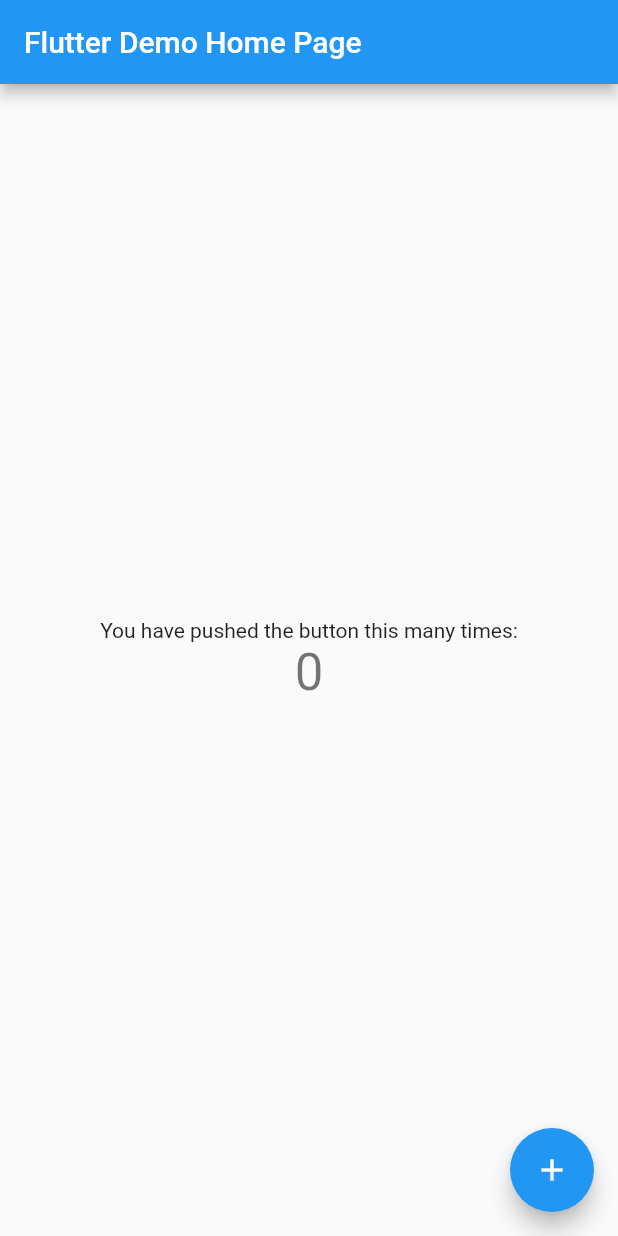
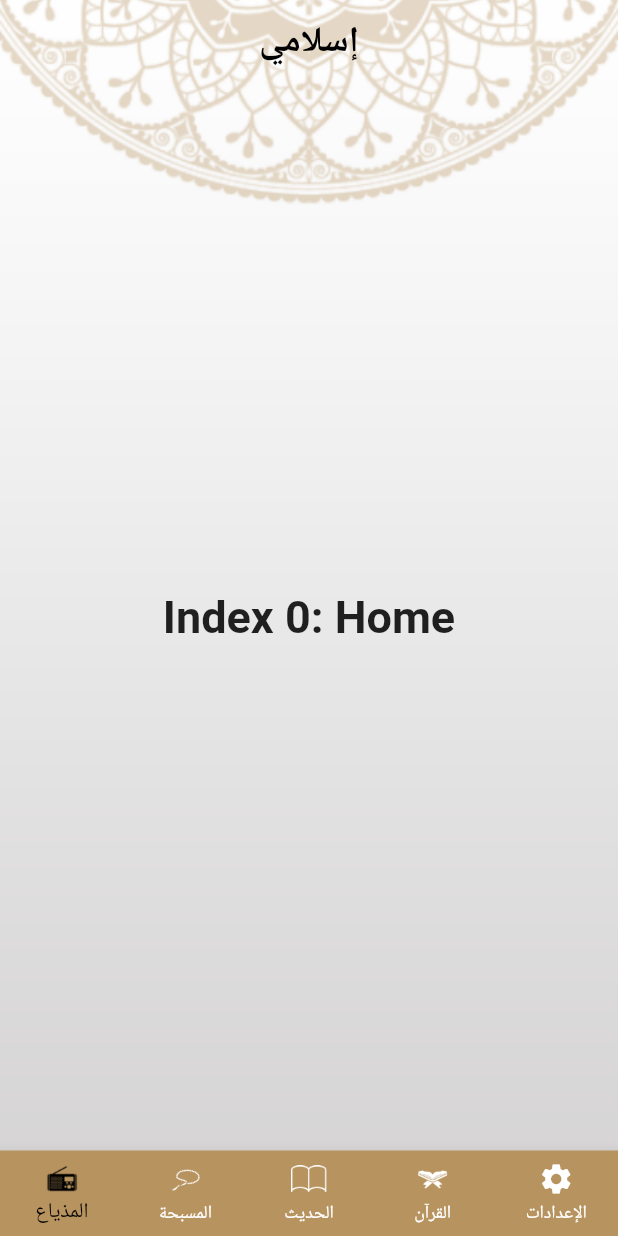
Before and after one commit to reetech97/islamic_app, a Flutter app: the screen it shows after launch, on a phone screen of 412 x 824 dp. Run offline on Flutter 3.47's test engine with Material 2 defaults, Android fonts, the phone set to English and light mode, and no system bars.

Commit message:
feat: Quran tab

```diff
--- /dev/null
+++ b/lib/constants/app_theme.dart
@@ -0,0 +1,35 @@
+
+import 'package:flutter/material.dart';
+
+const primaryLight = Color(0xFFB7935F);
+const onPrimaryLight = Color(0xFFFFFFFF);
+const onPrimarySelectedLight = Color(0xFF000000);
+
+const primaryDark = Color(0xFF141A2E);
+const onPrimaryDark = Color(0xFFFFFFFF);
+const onPrimarySelectedDark = Color(0xFFFACC1D);
+
+final lightTheme = ThemeData(
+  primaryColor: primaryLight,
+  bottomNavigationBarTheme: const BottomNavigationBarThemeData(
+    backgroundColor: primaryLight,
+    type: BottomNavigationBarType.fixed,
+    unselectedItemColor: onPrimaryLight,
+    selectedItemColor: onPrimarySelectedLight,
+  ),
+  appBarTheme: const AppBarTheme(
+    backgroundColor: Colors.transparent,
+    centerTitle: true,
+    titleTextStyle: TextStyle(
+      color: onPrimarySelectedLight,
+      fontSize: 24,
+      fontWeight: FontWeight.bold
+    ),
+    elevation: 0
+  ),
+  scaffoldBackgroundColor: Colors.transparent,
+  dividerTheme: DividerThemeData(
+    color: Colors.transparent,
+    thickness: 0
+  )
+);
--- a/lib/main.dart
+++ b/lib/main.dart
@@ -1,4 +1,6 @@
 import 'package:flutter/material.dart';
+import 'package:islami_app/constants/app_theme.dart';
+import 'package:islami_app/screens/main_screen.dart';
 
 void main() {
   runApp(const MyApp());
@@ -12,104 +14,8 @@ class MyApp extends StatelessWidget {
   Widget build(BuildContext context) {
     return MaterialApp(
       title: 'Flutter Demo',
-      theme: ThemeData(
-        // This is the theme of your application.
-        //
-        // Try running your application with "flutter run". You'll see the
-        // application has a blue toolbar. Then, without quitting the app, try
-        // changing the primarySwatch below to Colors.green and then invoke
-        // "hot reload" (press "r" in the console where you ran "flutter run",
-        // or simply save your changes to "hot reload" in a Flutter IDE).
-        // Notice that the counter didn't reset back to zero; the application
-        // is not restarted.
-        primarySwatch: Colors.blue,
-      ),
-      home: const MyHomePage(title: 'Flutter Demo Home Page'),
+      theme: lightTheme,
+      home: MainScreen(),
     );
   }
 }
-
-class MyHomePage extends StatefulWidget {
-  const MyHomePage({super.key, required this.title});
-
-  // This widget is the home page of your application. It is stateful, meaning
-  // that it has a State object (defined below) that contains fields that affect
-  // how it looks.
-
-  // This class is the configuration for the state. It holds the values (in this
-  // case the title) provided by the parent (in this case the App widget) and
-  // used by the build method of the State. Fields in a Widget subclass are
-  // always marked "final".
-
-  final String title;
-
-  @override
-  State<MyHomePage> createState() => _MyHomePageState();
-}
-
-class _MyHomePageState extends State<MyHomePage> {
-  int _counter = 0;
-
-  void _incrementCounter() {
-    setState(() {
-      // This call to setState tells the Flutter framework that something has
-      // changed in this State, which causes it to rerun the build method below
-      // so that the display can reflect the updated values. If we changed
-      // _counter without calling setState(), then the build method would not be
-      // called again, and so nothing would appear to happen.
-      _counter++;
-    });
-  }
-
-  @override
-  Widget build(BuildContext context) {
-    // This method is rerun every time setState is called, for instance as done
-    // by the _incrementCounter method above.
-    //
-    // The Flutter framework has been optimized to make rerunning build methods
-    // fast, so that you can just rebuild anything that needs updating rather
-    // than having to individually change instances of widgets.
-    return Scaffold(
-      appBar: AppBar(
-        // Here we take the value from the MyHomePage object that was created by
-        // the App.build method, and use it to set our appbar title.
-        title: Text(widget.title),
-      ),
-      body: Center(
-        // Center is a layout widget. It takes a single child and positions it
-        // in the middle of the parent.
-        child: Column(
-          // Column is also a layout widget. It takes a list of children and
-          // arranges them vertically. By default, it sizes itself to fit its
-          // children horizontally, and tries to be as tall as its parent.
-          //
-          // Invoke "debug painting" (press "p" in the console, choose the
-          // "Toggle Debug Paint" action from the Flutter Inspector in Android
-          // Studio, or the "Toggle Debug Paint" command in Visual Studio Code)
-          // to see the wireframe for each widget.
-          //
-          // Column has various properties to control how it sizes itself and
-          // how it positions its children. Here we use mainAxisAlignment to
-          // center the children vertically; the main axis here is the vertical
-          // axis because Columns are vertical (the cross axis would be
-          // horizontal).
-          mainAxisAlignment: MainAxisAlignment.center,
-          children: <Widget>[
-            const Text(
-              'You have pushed the button this many times:',
-            ),
-            Text(
-              '$_counter',
-              style: Theme.of(context).textTheme.headlineMedium,
-            ),
-          ],
-        ),
-      ),
-      floatingActionButton: FloatingActionButton(
-        onPressed: _incrementCounter,
-        tooltip: 'Increment',
-        child: const Icon(Icons.add),
-      ), // This trailing comma makes auto-formatting nicer for build methods.
-    );
-  }
-}
--- /dev/null
+++ b/lib/screens/main_screen.dart
@@ -0,0 +1,88 @@
+
+import 'package:flutter/material.dart';
+import 'package:islami_app/screens/tabs/quran_tab.dart';
+
+class MainScreen extends StatefulWidget {
+  const MainScreen({Key? key}) : super(key: key);
+
+  @override
+  State<MainScreen> createState() => _MainScreenState();
+}
+
+class _MainScreenState extends State<MainScreen> {
+  int _selectedIndex = 0;
+  static const TextStyle optionStyle =
+  TextStyle(fontSize: 30, fontWeight: FontWeight.bold);
+  static const List<Widget> _widgetOptions = <Widget>[
+    Text(
+      'Index 0: Home',
+      style: optionStyle,
+    ),
+    Text(
+      'Index 1: Business',
+      style: optionStyle,
+    ),
+    Text(
+      'Index 2: School',
+      style: optionStyle,
+    ),
+    QuranTab(),
+    Text(
+      'Index 4: School',
+      style: optionStyle,
+    ),
+
+  ];
+
+  void _onItemTapped(int index) {
+    setState(() {
+      _selectedIndex = index;
+    });
+  }
+
+  @override
+  Widget build(BuildContext context) {
+    return Container(
+      decoration: const BoxDecoration(
+        image: DecorationImage(
+          image: AssetImage("assets/images/default_bg.png"),
+          fit: BoxFit.cover,
+        )
+      ),
+      child: Scaffold(
+        appBar: AppBar(
+          title: const Text('إسلامي'),
+        ),
+        body: Center(
+          child: _widgetOptions.elementAt(_selectedIndex),
+        ),
+        bottomNavigationBar: BottomNavigationBar(
+          items: <BottomNavigationBarItem>[
+            BottomNavigationBarItem(
+              icon: ImageIcon(AssetImage("assets/images/icon_radio.png")),
+              label: 'المذياع',
+            ),
+            BottomNavigationBarItem(
+              icon: ImageIcon(AssetImage("assets/images/icon_sebha.png",)),
+              label: 'المسبحة',
+            ),
+            BottomNavigationBarItem(
+              icon: ImageIcon(AssetImage("assets/images/icon_hadeth.png",)),
+              label: 'الحديث',
+            ),
+            BottomNavigationBarItem(
+              icon: ImageIcon(AssetImage("assets/images/icon_quran.png",)),
+              label: 'القرآن',
+            ),
+            BottomNavigationBarItem(
+              icon: Icon(Icons.settings),
+              label: 'الإعدادات',
+            ),
+          ],
+          currentIndex: _selectedIndex,
+          onTap: _onItemTapped,
+        ),
+      ),
+    );
+  }
+}
--- a/pubspec.yaml
+++ b/pubspec.yaml
@@ -62,6 +62,7 @@ flutter:
   # To add assets to your application, add an assets section, like this:
   assets:
      - assets/
+     - assets/images/
   #   - images/a_dot_ham.jpeg
 
   # An image asset can refer to one or more resolution-specific "variants", see
```
Also changed, not shown: lib/constants/data.dart (added, +19 -0 lines), lib/screens/tabs/quran_tab.dart (added, +115 -0 lines).
